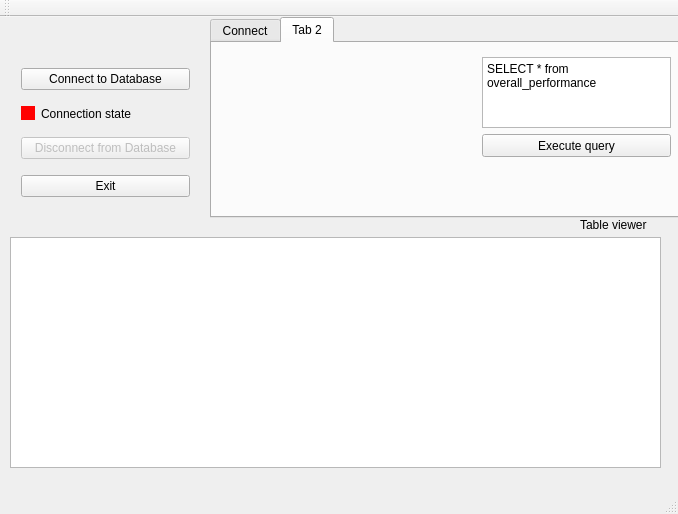
Above: mainwindow.ui from palucki/leauge-explorer before the change. Below: the same form after it.
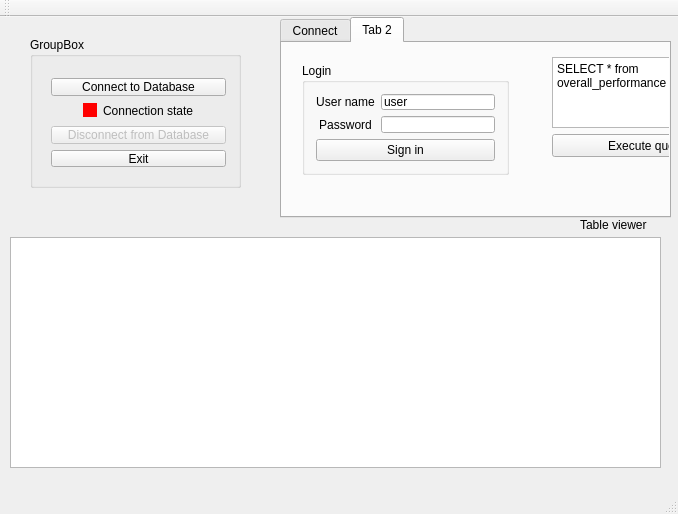
That is the form after the change. The open tabs and pages were chosen to show the change.

Commit message: Added resource file, added user validation

Patch:
```diff
--- a/mainwindow.ui
+++ b/mainwindow.ui
@@ -17,75 +17,6 @@
    <string>MainWindow</string>
   </property>
   <widget class="QWidget" name="centralWidget">
-   <widget class="QWidget" name="verticalLayoutWidget">
-    <property name="geometry">
-     <rect>
-      <x>10</x>
-      <y>30</y>
-      <width>191</width>
-      <height>171</height>
-     </rect>
-    </property>
-    <layout class="QVBoxLayout" name="verticalLayout">
-     <item>
-      <widget class="QPushButton" name="connectButton">
-       <property name="text">
-        <string>Connect to Database</string>
-       </property>
-      </widget>
-     </item>
-     <item>
-      <widget class="QCheckBox" name="connectionIndicator">
-       <property name="enabled">
-        <bool>true</bool>
-       </property>
-       <property name="layoutDirection">
-        <enum>Qt::LeftToRight</enum>
-       </property>
-       <property name="autoFillBackground">
-        <bool>false</bool>
-       </property>
-       <property name="styleSheet">
-        <string notr="true">QCheckBox::indicator {
-    background-color: red;
-}</string>
-       </property>
-       <property name="text">
-        <string>Connection state</string>
-       </property>
-       <property name="iconSize">
-        <size>
-         <width>20</width>
-         <height>20</height>
-        </size>
-       </property>
-       <property name="checkable">
-        <bool>false</bool>
-       </property>
-      </widget>
-     </item>
-     <item>
-      <widget class="QPushButton" name="disconnectButton">
-       <property name="enabled">
-        <bool>false</bool>
-       </property>
-       <property name="text">
-        <string>Disconnect from Database</string>
-       </property>
-      </widget>
-     </item>
-     <item>
-      <widget class="QPushButton" name="exitButton">
-       <property name="autoFillBackground">
-        <bool>false</bool>
-       </property>
-       <property name="text">
-        <string>Exit</string>
-       </property>
-      </widget>
-     </item>
-    </layout>
-   </widget>
    <widget class="QTableWidget" name="resultTable">
     <property name="enabled">
      <bool>true</bool>
@@ -121,9 +52,9 @@
    <widget class="QTabWidget" name="tabWidget">
     <property name="geometry">
      <rect>
-      <x>210</x>
+      <x>280</x>
       <y>0</y>
-      <width>501</width>
+      <width>391</width>
       <height>201</height>
      </rect>
     </property>
@@ -256,6 +187,189 @@
        <string>Execute query</string>
       </property>
      </widget>
+     <widget class="QGroupBox" name="loginGroupBox">
+      <property name="geometry">
+       <rect>
+        <x>20</x>
+        <y>20</y>
+        <width>207</width>
+        <height>112</height>
+       </rect>
+      </property>
+      <property name="title">
+       <string>Login</string>
+      </property>
+      <layout class="QVBoxLayout" name="verticalLayout_2">
+       <item>
+        <layout class="QGridLayout" name="gridLayout_2">
+         <item row="2" column="0">
+          <widget class="QLabel" name="label_4">
+           <property name="text">
+            <string>Password</string>
+           </property>
+           <property name="textFormat">
+            <enum>Qt::AutoText</enum>
+           </property>
+           <property name="alignment">
+            <set>Qt::AlignCenter</set>
+           </property>
+          </widget>
+         </item>
+         <item row="1" column="0">
+          <widget class="QLabel" name="label_2">
+           <property name="text">
+            <string>User name</string>
+           </property>
+           <property name="alignment">
+            <set>Qt::AlignCenter</set>
+           </property>
+          </widget>
+         </item>
+         <item row="1" column="1">
+          <widget class="QLineEdit" name="usernameLineEdit">
+           <property name="text">
+            <string>user</string>
+           </property>
+          </widget>
+         </item>
+         <item row="2" column="1">
+          <widget class="QLineEdit" name="passwordLineEdit">
+           <property name="text">
+            <string/>
+           </property>
+           <property name="echoMode">
+            <enum>QLineEdit::Password</enum>
+           </property>
+          </widget>
+         </item>
+        </layout>
+       </item>
+       <item>
+        <widget class="QPushButton" name="signInButton">
+         <property name="text">
+          <string>Sign in</string>
+         </property>
+        </widget>
+       </item>
+      </layout>
+     </widget>
+     <zorder>queryEditor</zorder>
+     <zorder>executeQueryButton</zorder>
+     <zorder>verticalLayoutWidget</zorder>
+     <zorder>verticalLayoutWidget_2</zorder>
+     <zorder>loginGroupBox</zorder>
+    </widget>
+   </widget>
+   <widget class="QGroupBox" name="groupBox_2">
+    <property name="geometry">
+     <rect>
+      <x>30</x>
+      <y>20</y>
+      <width>211</width>
+      <height>151</height>
+     </rect>
+    </property>
+    <property name="title">
+     <string>GroupBox</string>
+    </property>
+    <widget class="QWidget" name="">
+     <property name="geometry">
+      <rect>
+       <x>10</x>
+       <y>30</y>
+       <width>197</width>
+       <height>111</height>
+      </rect>
+     </property>
+     <layout class="QVBoxLayout" name="verticalLayout">
+      <item>
+       <widget class="QPushButton" name="connectButton">
+        <property name="text">
+         <string>Connect to Database</string>
+        </property>
+       </widget>
+      </item>
+      <item>
+       <layout class="QHBoxLayout" name="horizontalLayout_3">
+        <item>
+         <spacer name="horizontalSpacer_4">
+          <property name="orientation">
+           <enum>Qt::Horizontal</enum>
+          </property>
+          <property name="sizeHint" stdset="0">
+           <size>
+            <width>40</width>
+            <height>20</height>
+           </size>
+          </property>
+         </spacer>
+        </item>
+        <item>
+         <widget class="QCheckBox" name="connectionIndicator">
+          <property name="enabled">
+           <bool>true</bool>
+          </property>
+          <property name="layoutDirection">
+           <enum>Qt::LeftToRight</enum>
+          </property>
+          <property name="autoFillBackground">
+           <bool>false</bool>
+          </property>
+          <property name="styleSheet">
+           <string notr="true">QCheckBox::indicator {
+    background-color: red;
+}</string>
+          </property>
+          <property name="text">
+           <string>Connection state</string>
+          </property>
+          <property name="iconSize">
+           <size>
+            <width>20</width>
+            <height>20</height>
+           </size>
+          </property>
+          <property name="checkable">
+           <bool>false</bool>
+          </property>
+         </widget>
+        </item>
+        <item>
+         <spacer name="horizontalSpacer_3">
+          <property name="orientation">
+           <enum>Qt::Horizontal</enum>
+          </property>
+          <property name="sizeHint" stdset="0">
+           <size>
+            <width>40</width>
+            <height>20</height>
+           </size>
+          </property>
+         </spacer>
+        </item>
+       </layout>
+      </item>
+      <item>
+       <widget class="QPushButton" name="disconnectButton">
+        <property name="enabled">
+         <bool>false</bool>
+        </property>
+        <property name="text">
+         <string>Disconnect from Database</string>
+        </property>
+       </widget>
+      </item>
+      <item>
+       <widget class="QPushButton" name="exitButton">
+        <property name="autoFillBackground">
+         <bool>false</bool>
+        </property>
+        <property name="text">
+         <string>Exit</string>
+        </property>
+       </widget>
+      </item>
+     </layout>
     </widget>
    </widget>
   </widget>
```
Left out of the diff: 66 changed lines with no effect on the pictures. The commit also changes 8 other files.
